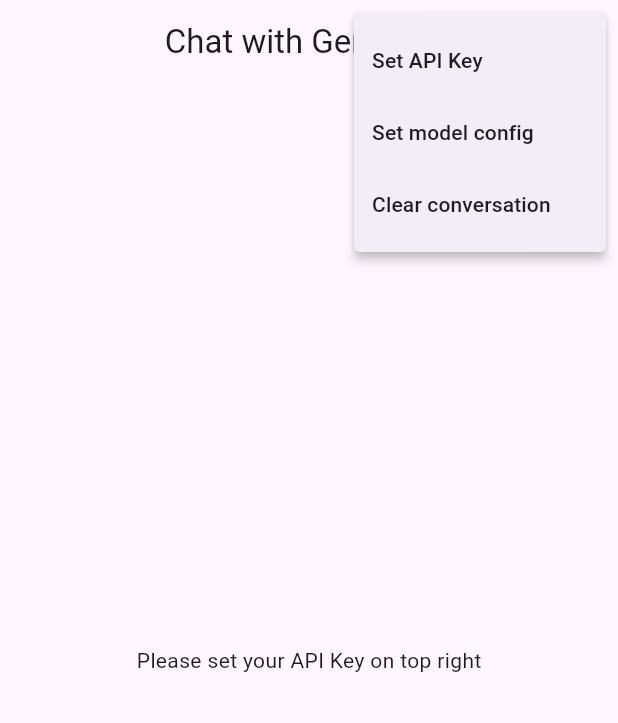
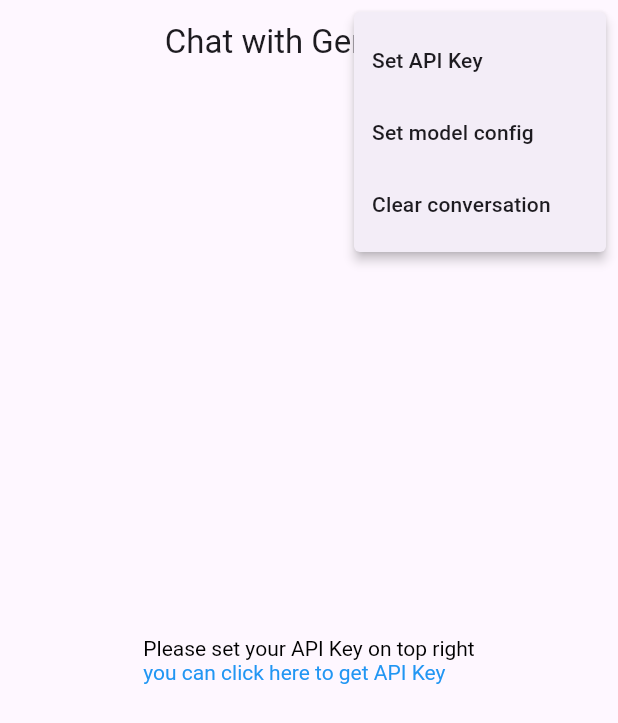
Before and after one commit to radenrishwan/talk-geni, a Flutter app: the screen it shows after launch, after a tap on the "more vert" icon, on a phone screen of 412 x 824 dp. Shown: the top 723 px of the screen. Run offline on Flutter 3.47's test engine with Material 3 defaults, Android fonts, the phone set to English and light mode, and no system bars; our stand-ins replace dio, file_picker, flutter_image_compress, flutter_markdown, google_fonts, shared_preferences; missing offline and left inert: flutter_highlighter, markdown.

Commit message:
fix url launcher & add url support on chat

```diff
--- a/lib/screen/chat_screen.dart
+++ b/lib/screen/chat_screen.dart
@@ -3,6 +3,7 @@ import 'dart:developer';
 
 import 'package:dio/dio.dart';
 import 'package:file_picker/file_picker.dart';
+import 'package:flutter/gestures.dart';
 import 'package:flutter/material.dart';
 import 'package:flutter_image_compress/flutter_image_compress.dart';
 import 'package:gemini_chat/api.dart';
@@ -11,6 +12,7 @@ import 'package:gemini_chat/widget/message_body.dart';
 import 'package:gemini_chat/widget/pop_up_menu_widget.dart';
 import 'package:gemini_chat/widget/send_button.dart';
 import 'package:shared_preferences/shared_preferences.dart';
+import 'package:url_launcher/url_launcher.dart';
 
 class ChatScreen extends StatefulWidget {
   const ChatScreen({super.key});
@@ -61,8 +63,36 @@ class _ChatScreenState extends State<ChatScreen> {
           }
 
           if (apiKey.value == '') {
-            return const Center(
-              child: Text('Please set your API Key on top right'),
+            return Center(
+              child: RichText(
+                text: TextSpan(children: [
+                  const TextSpan(
+                    text: 'Please set your API Key on top right\n',
+                    style: TextStyle(
+                      color: Colors.black,
+                    ),
+                  ),
+                  TextSpan(
+                    text: 'you can click here to get API Key',
+                    recognizer: TapGestureRecognizer()
+                      ..onTap = () async {
+                        if (!await launchUrl(Uri.parse(
+                            'https://makersuite.google.com/app/apikey'))) {
+                          if (context.mounted) {
+                            ScaffoldMessenger.of(context).showSnackBar(
+                              const SnackBar(
+                                content: Text('Failed to open url'),
+                              ),
+                            );
+                          }
+                        }
+                      },
+                    style: const TextStyle(
+                      color: Colors.blue,
+                    ),
+                  ),
+                ]),
+              ),
             );
           }
 
@@ -73,22 +103,6 @@ class _ChatScreenState extends State<ChatScreen> {
           );
         },
       ),
-      // body: ValueListenableBuilder(
-      //   valueListenable: apiKey,
-      //   builder: (context, value, _) {
-      //     if (value == '') {
-      //       return const Center(
-      //         child: Text('Please set your API Key on top right'),
-      //       );
-      //     }
-
-      //     return MessageBody(
-      //       scrollController: scrollController,
-      //       listChat: listChat,
-      //       // sharedPreferences: future.data!,
-      //     );
-      //   },
-      // ),
       bottomNavigationBar: ValueListenableBuilder(
         valueListenable: apiKey,
         builder: (context, value, _) {
--- a/pubspec.yaml
+++ b/pubspec.yaml
@@ -43,6 +43,7 @@ dependencies:
   markdown: ^7.1.1
   google_fonts: ^6.1.0
   shared_preferences: ^2.2.2
+  url_launcher: ^6.2.2
 
 dev_dependencies:
   flutter_test:
```
Also changed, not shown: lib/widget/bubble_chat.dart (+40 -1 lines), lib/widget/send_button.dart (+7 -2 lines), pubspec.lock, 5 other files.
